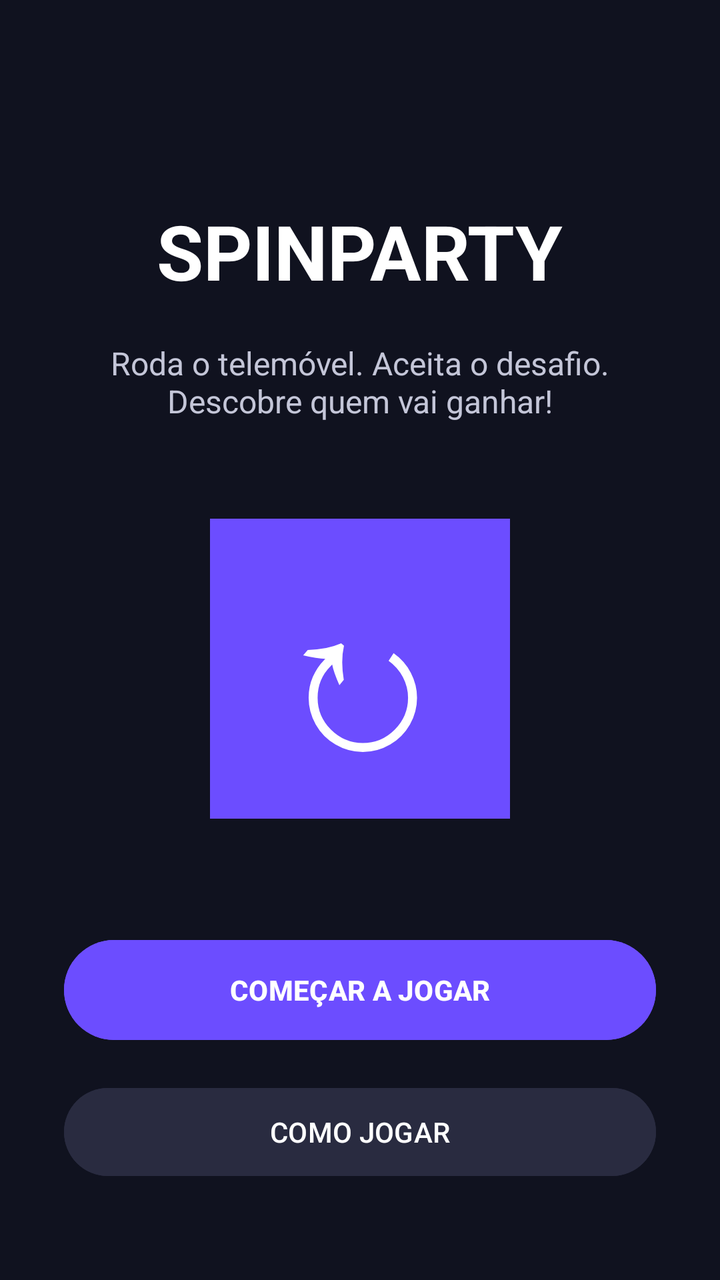
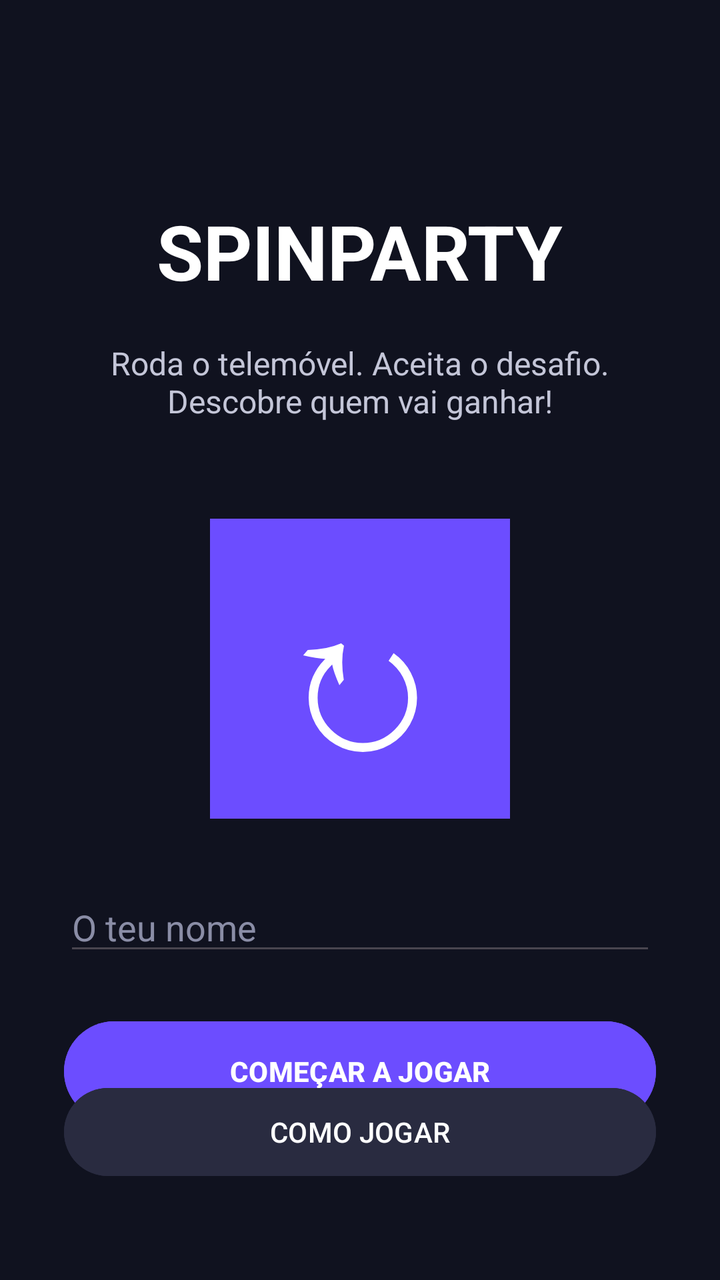

Screens rendered from an Android XML layout before and after an edit, with the pre-edit source and the edit as a unified diff.
<!-- AndroidManifest.xml: application theme Theme.SpinParty -->
<!-- res/layout/activity_main.xml -->
<?xml version="1.0" encoding="utf-8"?>
<androidx.constraintlayout.widget.ConstraintLayout
        xmlns:android="http://schemas.android.com/apk/res/android"
        xmlns:app="http://schemas.android.com/apk/res-auto"
        xmlns:tools="http://schemas.android.com/tools"
        android:id="@+id/main"
        android:layout_width="match_parent"
        android:layout_height="match_parent"
        android:background="#10121F"
        tools:context=".MainActivity">

    <TextView
            android:id="@+id/tvTitle"
            android:layout_width="wrap_content"
            android:layout_height="wrap_content"
            android:text="SPINPARTY"
            android:textColor="#FFFFFF"
            android:textSize="38sp"
            android:textStyle="bold"
            android:layout_marginTop="100dp"
            app:layout_constraintTop_toTopOf="parent"
            app:layout_constraintStart_toStartOf="parent"
            app:layout_constraintEnd_toEndOf="parent" />

    <TextView
            android:id="@+id/tvDescription"
            android:layout_width="0dp"
            android:layout_height="wrap_content"
            android:text="Roda o telemóvel. Aceita o desafio.\nDescobre quem vai ganhar!"
            android:textColor="#C4C6D8"
            android:textSize="16sp"
            android:gravity="center"
            android:layout_marginStart="32dp"
            android:layout_marginEnd="32dp"
            android:layout_marginTop="20dp"
            app:layout_constraintTop_toBottomOf="@id/tvTitle"
            app:layout_constraintStart_toStartOf="parent"
            app:layout_constraintEnd_toEndOf="parent" />

    <TextView
            android:id="@+id/tvIcon"
            android:layout_width="150dp"
            android:layout_height="150dp"
            android:text="↻"
            android:textColor="#FFFFFF"
            android:textSize="100sp"
            android:gravity="center"
            android:background="#6C4DFF"
            android:layout_marginTop="48dp"
            app:layout_constraintTop_toBottomOf="@id/tvDescription"
            app:layout_constraintStart_toStartOf="parent"
            app:layout_constraintEnd_toEndOf="parent" />

    <Button
            android:id="@+id/btnStart"
            android:layout_width="0dp"
            android:layout_height="58dp"
            android:text="COMEÇAR A JOGAR"
            android:textColor="#FFFFFF"
            android:textStyle="bold"
            android:backgroundTint="#6C4DFF"
            android:layout_marginStart="32dp"
            android:layout_marginEnd="32dp"
            android:layout_marginBottom="16dp"
            app:layout_constraintBottom_toTopOf="@id/btnRules"
            app:layout_constraintStart_toStartOf="parent"
            app:layout_constraintEnd_toEndOf="parent" />

    <Button
            android:id="@+id/btnRules"
            android:layout_width="0dp"
            android:layout_height="52dp"
            android:text="COMO JOGAR"
            android:textColor="#FFFFFF"
            android:backgroundTint="#292B40"
            android:layout_marginStart="32dp"
            android:layout_marginEnd="32dp"
            android:layout_marginBottom="48dp"
            app:layout_constraintBottom_toBottomOf="parent"
            app:layout_constraintStart_toStartOf="parent"
            app:layout_constraintEnd_toEndOf="parent" />

</androidx.constraintlayout.widget.ConstraintLayout>
<!-- resources referenced by this layout -->
<resources>
  <style name="Theme.SpinParty" parent="Base.Theme.SpinParty" />
  <style name="Base.Theme.SpinParty" parent="Theme.Material3.DayNight.NoActionBar">
          
          
      </style>
</resources>

<!-- the commit's change to res/layout/activity_main.xml (unified diff, before → after) -->
@@ -50,7 +50,21 @@
             app:layout_constraintTop_toBottomOf="@id/tvDescription"
             app:layout_constraintStart_toStartOf="parent"
             app:layout_constraintEnd_toEndOf="parent" />
-
+    <EditText
+            android:id="@+id/etNomeJogador"
+            android:layout_width="0dp"
+            android:layout_height="wrap_content"
+            android:hint="O teu nome"
+            android:textColor="#FFFFFF"
+            android:textColorHint="#8A8DA6"
+            android:inputType="textPersonName"
+            android:autofillHints="name"
+            android:layout_marginStart="32dp"
+            android:layout_marginEnd="32dp"
+            android:layout_marginTop="32dp"
+            app:layout_constraintTop_toBottomOf="@id/tvIcon"
+            app:layout_constraintStart_toStartOf="parent"
+            app:layout_constraintEnd_toEndOf="parent" />
     <Button
             android:id="@+id/btnStart"
             android:layout_width="0dp"
@@ -61,11 +75,10 @@
             android:backgroundTint="#6C4DFF"
             android:layout_marginStart="32dp"
             android:layout_marginEnd="32dp"
-            android:layout_marginBottom="16dp"
-            app:layout_constraintBottom_toTopOf="@id/btnRules"
+            android:layout_marginTop="24dp"
+            app:layout_constraintTop_toBottomOf="@id/etNomeJogador"
             app:layout_constraintStart_toStartOf="parent"
             app:layout_constraintEnd_toEndOf="parent" />
-
     <Button
             android:id="@+id/btnRules"
             android:layout_width="0dp"
